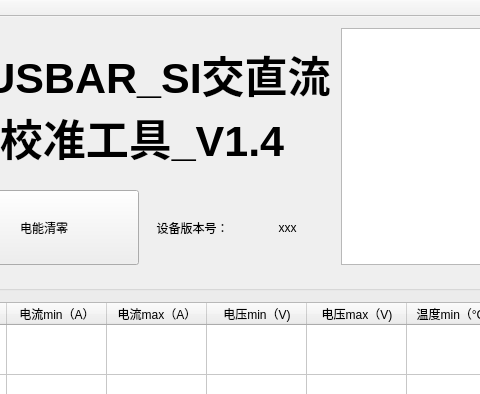
Old version of the form SI_Tool/mainwindow.ui in the repository ChinaClever/CleverTool; both pictures show x 547 to 1027 and y 0 to 394 of the 1445 by 737 pixel window.
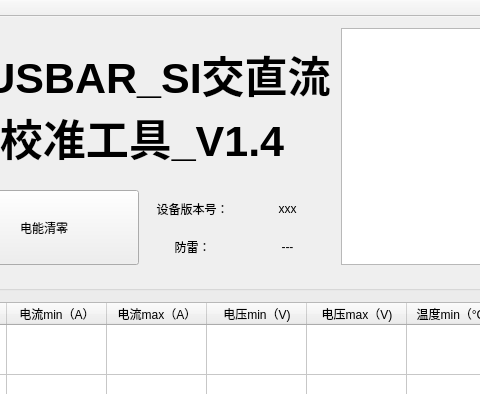
New version of the form.

```diff
--- a/SI_Tool/mainwindow.ui
+++ b/SI_Tool/mainwindow.ui
@@ -349,6 +349,32 @@
         </property>
        </widget>
       </item>
+      <item row="1" column="0">
+       <widget class="QLabel" name="label_4">
+        <property name="font">
+         <font>
+          <family>04b_21</family>
+          <pointsize>9</pointsize>
+         </font>
+        </property>
+        <property name="text">
+         <string>防雷：</string>
+        </property>
+        <property name="alignment">
+         <set>Qt::AlignCenter</set>
+        </property>
+       </widget>
+      </item>
+      <item row="1" column="1">
+       <widget class="QLabel" name="lpslab">
+        <property name="text">
+         <string>---</string>
+        </property>
+        <property name="alignment">
+         <set>Qt::AlignCenter</set>
+        </property>
+       </widget>
+      </item>
      </layout>
     </item>
     <item row="0" column="5" rowspan="3">
```
